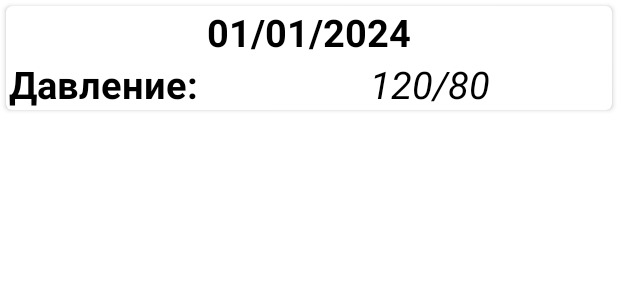
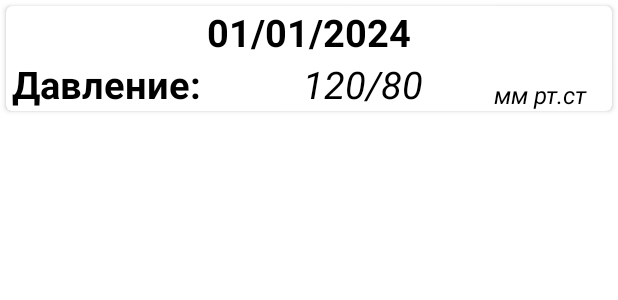
Before and after one commit to AlexandrPustohin/MyHealthApp, an Android app: the layout recycler_view_item.xml on its own in the app's theme, with its tools: preview values and no code run, on a phone screen of 412 x 824 dp. Shown: the top 300 px of the screen. Run offline under Robolectric (Android 15) with nearby library versions, the phone set to English and light mode, and no system bars.

```diff
--- a/app/src/main/AndroidManifest.xml
+++ b/app/src/main/AndroidManifest.xml
@@ -13,6 +13,9 @@
         android:theme="@style/Theme.MaterialComponents.DayNight.NoActionBar"
         tools:targetApi="31">
         <activity
+            android:name=".AddHealthInfo"
+            android:exported="false" />
+        <activity
             android:name=".MainActivity"
             android:exported="true">
             <intent-filter>
--- a/app/src/main/java/com/example/myhealthapp/RecyclerViewAdapter.java
+++ b/app/src/main/java/com/example/myhealthapp/RecyclerViewAdapter.java
@@ -34,6 +34,7 @@ public class RecyclerViewAdapter extends RecyclerView.Adapter<RecyclerViewAdapte
         holder.date.setText(healthInfoItem.getTextDate());
         holder.info.setText(healthInfoItem.getTextInfo());
         holder.type.setText(healthInfoItem.getTextType());
+        holder.descr.setText(healthInfoItem.getTextDescr());
     }
 
     @Override
@@ -45,11 +46,13 @@ public class RecyclerViewAdapter extends RecyclerView.Adapter<RecyclerViewAdapte
         public TextView date;
         public TextView info;
         public TextView type;
+        public TextView descr;
         public RecyclerViewViewHolder(@NonNull View itemView) {
             super(itemView);
             date  = itemView.findViewById(R.id.textDate);
             info = itemView.findViewById(R.id.textInfo);
             type =  itemView.findViewById(R.id.textType);
+            descr =  itemView.findViewById(R.id.measurement);
         }
     }
 }
--- a/app/src/main/res/layout/recycler_view_item.xml
+++ b/app/src/main/res/layout/recycler_view_item.xml
@@ -24,24 +24,27 @@
 
         <TextView
             android:id="@+id/textType"
-            android:layout_width="162dp"
-            android:layout_height="wrap_content"
+            android:layout_width="167dp"
+            android:layout_height="35dp"
             android:layout_below="@+id/textDate"
             android:layout_alignParentStart="true"
-            android:layout_marginStart="2dp"
+            android:layout_marginStart="0dp"
             android:layout_marginTop="0dp"
+            android:gravity="center_vertical"
             android:text="@string/text_press"
+            android:paddingLeft="4dp"
             android:textColor="@android:color/black"
             android:textSize="25sp"
             android:textStyle="bold" />
 
         <TextView
             android:id="@+id/textInfo"
-            android:layout_width="238dp"
-            android:layout_height="wrap_content"
+            android:layout_width="141dp"
+            android:layout_height="35dp"
             android:layout_alignBottom="@+id/textType"
             android:layout_marginStart="0dp"
             android:layout_marginLeft="104dp"
+            android:layout_marginTop="0dp"
             android:layout_marginBottom="0dp"
             android:layout_toEndOf="@+id/textType"
             android:gravity="center|center_horizontal"
@@ -49,6 +52,21 @@
             android:textColor="@android:color/black"
             android:textSize="25sp"
             android:textStyle="italic" />
+
+        <TextView
+            android:id="@+id/measurement"
+            android:layout_width="95dp"
+            android:layout_height="35dp"
+            android:layout_alignBottom="@+id/textType"
+            android:layout_marginStart="0dp"
+            android:layout_marginLeft="104dp"
+            android:layout_marginBottom="0dp"
+            android:layout_toEndOf="@+id/textInfo"
+            android:gravity="bottom|center"
+            android:text="мм рт.ст"
+            android:textColor="@android:color/black"
+            android:textSize="16dp"
+            android:textStyle="italic" />
     </RelativeLayout>
 
 </androidx.cardview.widget.CardView>
```
Also changed, not shown: app/src/main/java/com/example/myhealthapp/AddHealthInfo.java (added, +14 -0 lines), app/src/main/java/com/example/myhealthapp/MainActivity.java (+33 -7 lines), app/src/main/java/com/example/myhealthapp/data/DataBaseHandler.java (+110 -0 lines), app/src/main/java/com/example/myhealthapp/model/HealthInfoItem.java (+25 -5 lines), app/src/main/java/com/example/myhealthapp/model/Type.java (+8 -0 lines), app/src/main/res/layout/activity_add_health_info.xml (added, +11 -0 lines), app/src/main/res/layout/activity_main.xml (+11 -0 lines).
